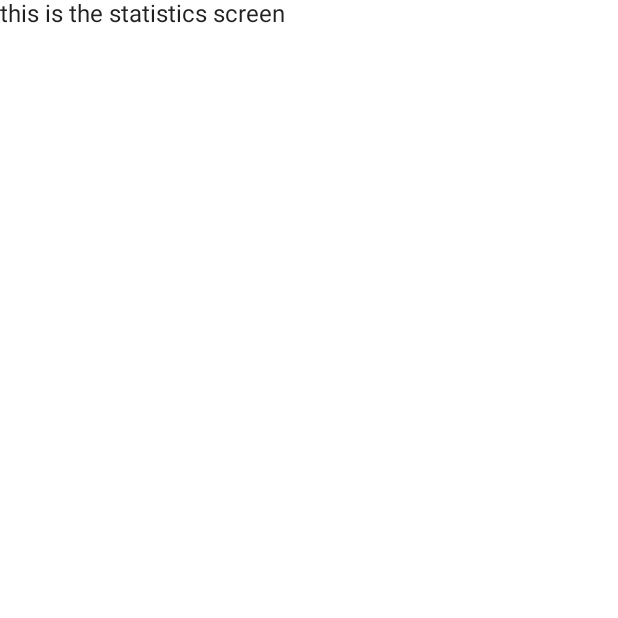
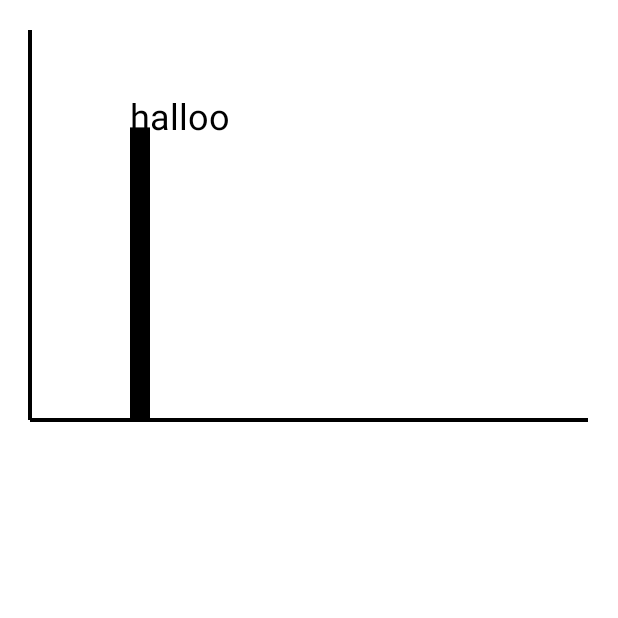
Before and after one commit to maximilianproell/SimplePomodoro, an Android app built with Jetpack Compose: the screen it shows after launch (MainActivity), after a tap on "Statistics", on a phone screen of 412 x 824 dp, the top half of it. Run offline under Robolectric (Android 15) with nearby library versions, the phone set to English and light mode, and no system bars; our stand-ins replace Dagger/Hilt's generated code, Room's generated code, Timber, constraintlayout-compose; 3 statements that could not run were skipped.

Commit message:
- added a simple bar chart implementation

```diff
--- /dev/null
+++ b/app/src/main/java/com/example/simplepomodoro/components/charts/BarChart.kt
@@ -0,0 +1,109 @@
+package com.example.simplepomodoro.components.charts
+
+import androidx.compose.animation.core.*
+import androidx.compose.foundation.Canvas
+import androidx.compose.foundation.layout.fillMaxWidth
+import androidx.compose.foundation.layout.height
+import androidx.compose.foundation.layout.padding
+import androidx.compose.material.MaterialTheme.colors
+import androidx.compose.runtime.Composable
+import androidx.compose.runtime.getValue
+import androidx.compose.runtime.remember
+import androidx.compose.ui.Modifier
+import androidx.compose.ui.geometry.Offset
+import androidx.compose.ui.geometry.Size
+import androidx.compose.ui.graphics.Color
+import androidx.compose.ui.graphics.drawscope.drawIntoCanvas
+import androidx.compose.ui.graphics.nativeCanvas
+import androidx.compose.ui.tooling.preview.Preview
+import androidx.compose.ui.unit.TextUnit
+import androidx.compose.ui.unit.dp
+import androidx.compose.ui.unit.sp
+import com.example.simplepomodoro.components.charts.utils.AnimationProgress
+import com.example.simplepomodoro.components.charts.utils.Axis
+import com.example.simplepomodoro.components.charts.utils.ChartDataPoint
+import com.example.simplepomodoro.components.charts.utils.drawAxis
+import com.example.simplepomodoro.ui.theme.SimplePomodoroTheme
+import com.example.simplepomodoro.utils.toLegacyInt
+
+@Composable
+fun BarChart(
+    modifier: Modifier = Modifier,
+    dataPoints: List<ChartDataPoint>,
+    barColor: Color = colors.onBackground,
+    axisColor: Color = colors.onBackground,
+    labelTextSize: TextUnit = 24.sp
+) {
+    val currentAnimationState = remember {
+        MutableTransitionState(AnimationProgress.START).apply {
+            targetState = AnimationProgress.END
+        }
+    }
+
+    val barAnimationTransition = updateTransition(
+        transitionState = currentAnimationState,
+        label = "bar_chart_transition"
+    )
+
+    val barHeight by barAnimationTransition.animateFloat(
+        transitionSpec = {
+            tween(
+                delayMillis = 500,
+                durationMillis = 2000,
+                easing = FastOutSlowInEasing,
+            )
+        }, label = ""
+    ) { progress ->
+        if (progress == AnimationProgress.START) 0f
+        else 300f
+    }
+
+    Canvas(
+        modifier = modifier
+            .padding(20.dp)
+    ) {
+        // todo calculate bar spacing with these values
+        val (canvasWidth, canvasHeight) = size
+
+        drawAxis(
+            drawScope = this,
+            axisColor = axisColor,
+            axisType = Axis.X_AXIS
+        )
+        drawAxis(
+            drawScope = this,
+            axisColor = axisColor,
+            axisType = Axis.Y_AXIS
+        )
+
+        drawRect(
+            color = barColor,
+            size = Size(width = 20f, height = barHeight),
+            topLeft = Offset(100f, size.height - barHeight)
+        )
+
+        drawIntoCanvas { canvas ->
+            canvas.nativeCanvas.drawText(
+                "halloo",
+                100f, 100f,
+                android.graphics.Paint().apply {
+                    textSize = labelTextSize.toPx()
+                    color = axisColor.toLegacyInt()
+                }
+            )
+        }
+    }
+}
+
+@Preview(showBackground = true)
+@Composable
+fun BarChartPreview() {
+    SimplePomodoroTheme {
+        BarChart(
+            modifier = Modifier
+                .fillMaxWidth()
+                .height(300.dp),
+            dataPoints = listOf()
+        )
+    }
+}
--- /dev/null
+++ b/app/src/main/java/com/example/simplepomodoro/components/charts/utils/ChartUtils.kt
@@ -0,0 +1,44 @@
+package com.example.simplepomodoro.components.charts.utils
+
+import androidx.compose.ui.geometry.Offset
+import androidx.compose.ui.graphics.Color
+import androidx.compose.ui.graphics.drawscope.DrawScope
+import androidx.compose.ui.graphics.drawscope.Stroke
+
+data class ChartDataPoint(
+    val xValue: String,
+    val yValue: String
+)
+
+enum class Axis {
+    X_AXIS, Y_AXIS
+}
+
+enum class AnimationProgress {
+    START, END
+}
+
+fun drawAxis(
+    drawScope: DrawScope,
+    axisColor: Color,
+    axisType: Axis
+) {
+    with(drawScope) {
+        val (width, height) = size
+        val (start, end) = when (axisType) {
+            Axis.X_AXIS -> {
+                Offset(0f, height) to Offset(width, height)
+            }
+            Axis.Y_AXIS -> {
+                Offset(0f, 0f) to Offset(0f, height)
+            }
+        }
+
+        drawLine(
+            axisColor,
+            start = start,
+            end = end,
+            strokeWidth = Stroke.DefaultMiter
+        )
+    }
+}
--- a/app/src/main/java/com/example/simplepomodoro/ui/StatisticsScreen.kt
+++ b/app/src/main/java/com/example/simplepomodoro/ui/StatisticsScreen.kt
@@ -1,9 +1,18 @@
 package com.example.simplepomodoro.ui
 
-import androidx.compose.material.Text
+import androidx.compose.foundation.layout.fillMaxWidth
+import androidx.compose.foundation.layout.height
 import androidx.compose.runtime.Composable
+import androidx.compose.ui.Modifier
+import androidx.compose.ui.unit.dp
+import com.example.simplepomodoro.components.charts.BarChart
 
 @Composable
 fun StatisticsScreen() {
-    Text(text = "this is the statistics screen")
+    BarChart(
+        modifier = Modifier
+            .fillMaxWidth()
+            .height(300.dp),
+        dataPoints = listOf()
+    )
 }
--- a/app/src/main/java/com/example/simplepomodoro/utils/PomodoroUtils.kt
+++ b/app/src/main/java/com/example/simplepomodoro/utils/PomodoroUtils.kt
@@ -1,5 +1,6 @@
 package com.example.simplepomodoro.utils
 
+import androidx.compose.ui.graphics.Color
 import com.example.simplepomodoro.Constants
 
 /**
@@ -11,3 +12,12 @@ fun convertLabelNameToDisplayName(labelName: String, noLabelName: String): Strin
     return if (labelName == Constants.noLabelLabel) noLabelName
     else labelName
 }
+
+fun Color.toLegacyInt(): Int {
+    return android.graphics.Color.argb(
+        (alpha * 255F + .5F).toInt(),
+        (red * 255F + .5F).toInt(),
+        (green * 255F + .5F).toInt(),
+        (blue * 255F + .5F).toInt()
+    )
+}
```
